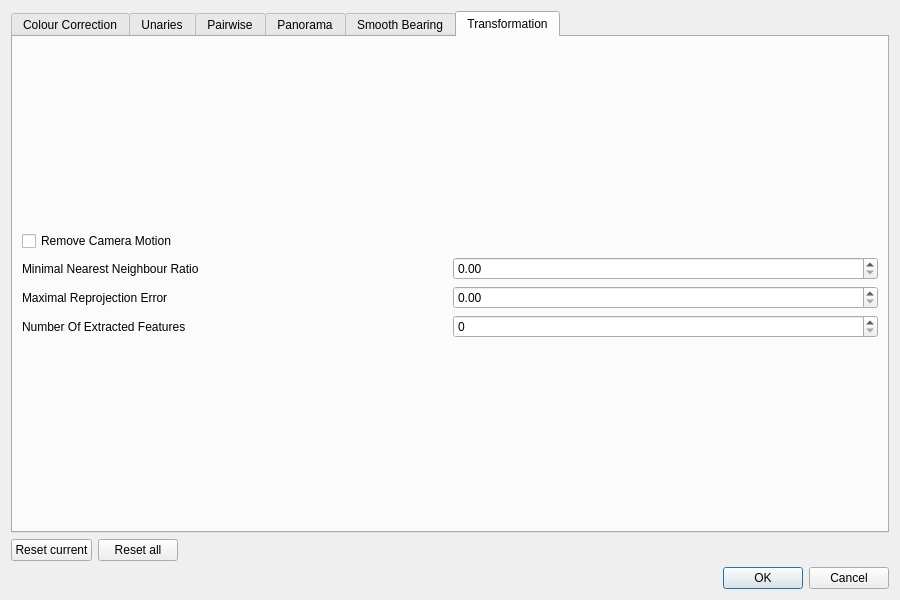
Above: gui/src/preferencesDialog.ui from LarsHaalck/CATER before the change. Below: the same form after it.
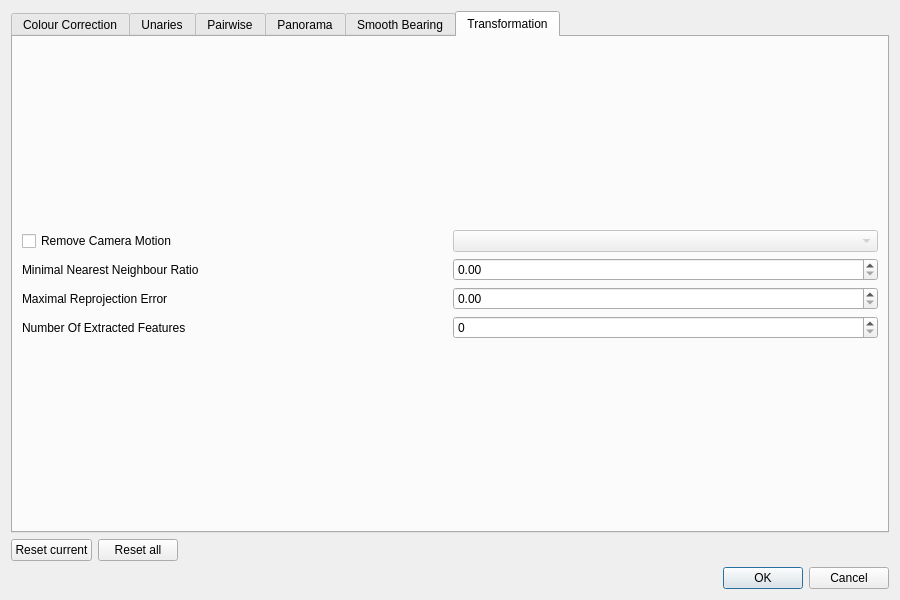
That is the form after the change. The open tabs and pages were chosen to show the change.

Commit message: Add progressbar class for polymorphic callbacks

What changed in the file:
```diff
--- a/gui/src/preferencesDialog.ui
+++ b/gui/src/preferencesDialog.ui
@@ -426,10 +426,10 @@
        <string>Transformation</string>
       </attribute>
       <layout class="QGridLayout" name="gridLayout_6">
-       <item row="3" column="0">
-        <widget class="QLabel" name="label_14">
+       <item row="5" column="0">
+        <widget class="QLabel" name="label_15">
          <property name="text">
-          <string>Maximal Reprojection Error</string>
+          <string>Number Of Extracted Features</string>
          </property>
         </widget>
        </item>
@@ -440,21 +440,7 @@
          </property>
         </widget>
        </item>
-       <item row="4" column="0">
-        <widget class="QLabel" name="label_15">
-         <property name="text">
-          <string>Number Of Extracted Features</string>
-         </property>
-        </widget>
-       </item>
        <item row="3" column="1">
-        <widget class="QDoubleSpinBox" name="maxReprojSpin">
-         <property name="maximum">
-          <double>100.000000000000000</double>
-         </property>
-        </widget>
-       </item>
-       <item row="2" column="1">
         <widget class="QDoubleSpinBox" name="nnRatioSpin">
          <property name="maximum">
           <double>10.000000000000000</double>
@@ -464,7 +450,27 @@
          </property>
         </widget>
        </item>
-       <item row="4" column="1">
+       <item row="4" column="0">
+        <widget class="QLabel" name="label_14">
+         <property name="text">
+          <string>Maximal Reprojection Error</string>
+         </property>
+        </widget>
+       </item>
+       <item row="0" column="0" colspan="2">
+        <spacer name="verticalSpacer_11">
+         <property name="orientation">
+          <enum>Qt::Vertical</enum>
+         </property>
+         <property name="sizeHint" stdset="0">
+          <size>
+           <width>20</width>
+           <height>40</height>
+          </size>
+         </property>
+        </spacer>
+       </item>
+       <item row="5" column="1">
         <widget class="QSpinBox" name="numFeaturesSpin">
          <property name="maximum">
           <number>100000</number>
@@ -474,27 +480,21 @@
          </property>
         </widget>
        </item>
-       <item row="2" column="0">
+       <item row="3" column="0">
         <widget class="QLabel" name="label_13">
          <property name="text">
           <string>Minimal Nearest Neighbour Ratio</string>
          </property>
         </widget>
        </item>
-       <item row="0" column="0" colspan="2">
-        <spacer name="verticalSpacer_11">
-         <property name="orientation">
-          <enum>Qt::Vertical</enum>
+       <item row="4" column="1">
+        <widget class="QDoubleSpinBox" name="maxReprojSpin">
+         <property name="maximum">
+          <double>100.000000000000000</double>
          </property>
-         <property name="sizeHint" stdset="0">
-          <size>
-           <width>20</width>
-           <height>40</height>
-          </size>
-         </property>
-        </spacer>
+        </widget>
        </item>
-       <item row="5" column="0" colspan="2">
+       <item row="6" column="0" colspan="2">
         <spacer name="verticalSpacer_12">
          <property name="orientation">
           <enum>Qt::Vertical</enum>
@@ -507,6 +507,13 @@
          </property>
         </spacer>
        </item>
+       <item row="1" column="1">
+        <widget class="QComboBox" name="featureCombo">
+         <property name="enabled">
+          <bool>false</bool>
+         </property>
+        </widget>
+       </item>
       </layout>
      </widget>
     </widget>
```
The commit also changes 27 other files.
